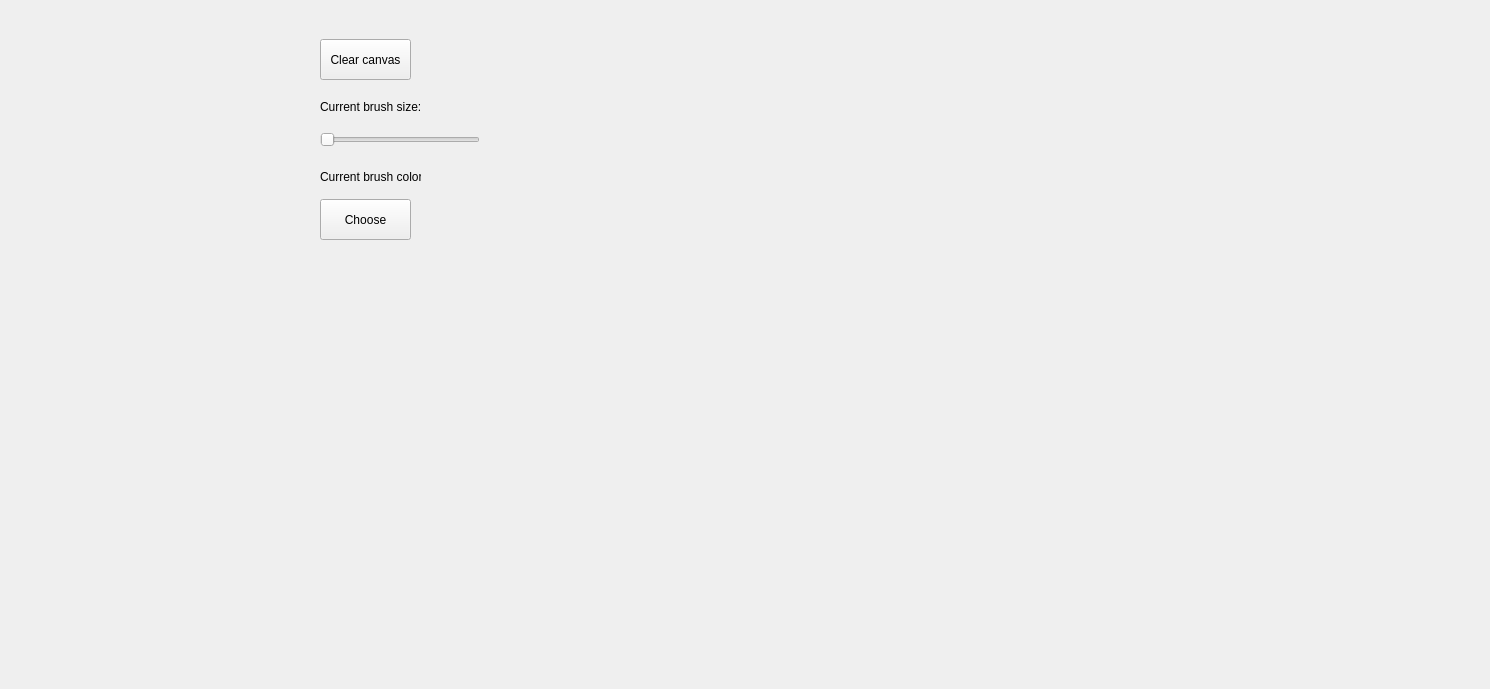
Qt form main.ui (alimq/api) before a commit.
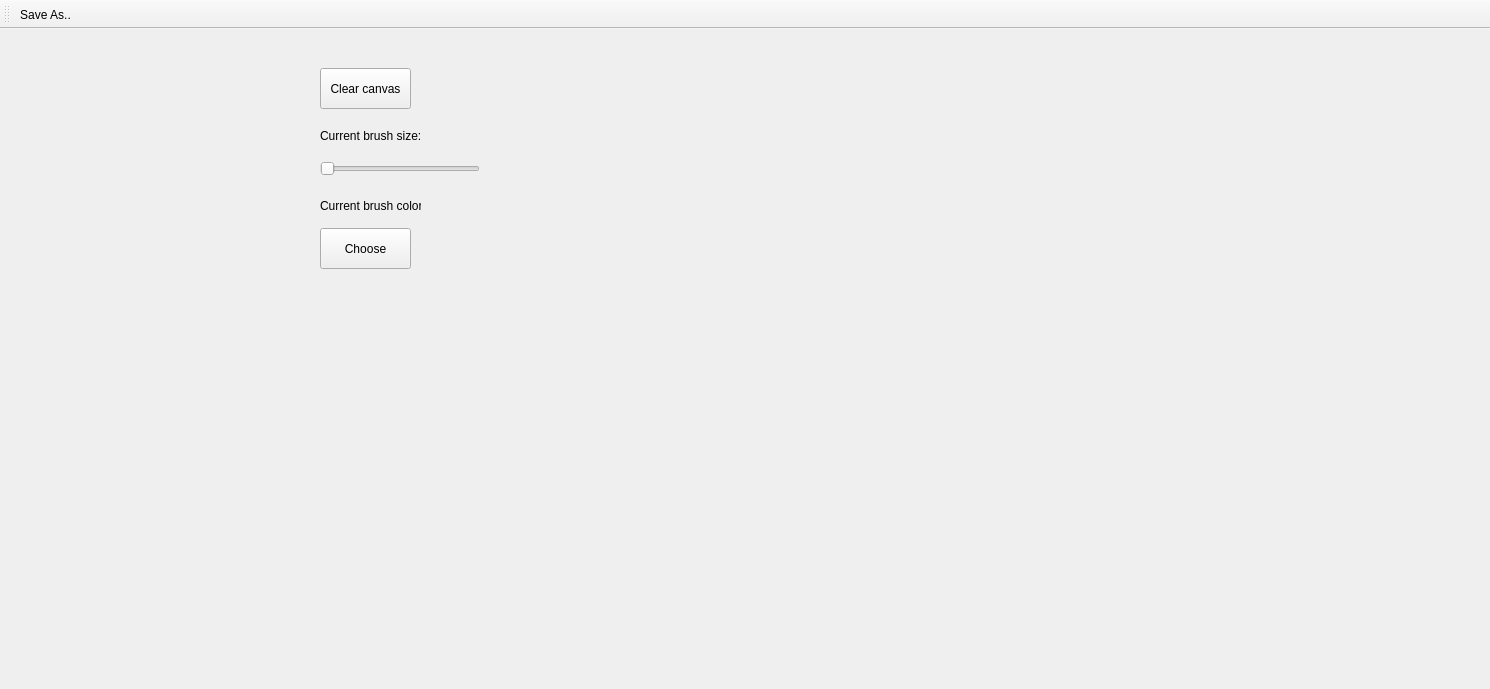
The same form after that commit. Custom widgets are drawn as their Qt base class.

The edit to the form file:
```diff
--- a/main.ui
+++ b/main.ui
@@ -138,6 +138,26 @@
     </item>
    </layout>
   </widget>
+  <widget class="QToolBar" name="toolBar">
+   <property name="windowTitle">
+    <string>toolBar</string>
+   </property>
+   <attribute name="toolBarArea">
+    <enum>TopToolBarArea</enum>
+   </attribute>
+   <attribute name="toolBarBreak">
+    <bool>false</bool>
+   </attribute>
+   <addaction name="actionSaveAs"/>
+  </widget>
+  <action name="actionSaveAs">
+   <property name="text">
+    <string>Save As..</string>
+   </property>
+   <property name="shortcut">
+    <string>Ctrl+Shift+S</string>
+   </property>
+  </action>
  </widget>
  <customwidgets>
   <customwidget>
```
